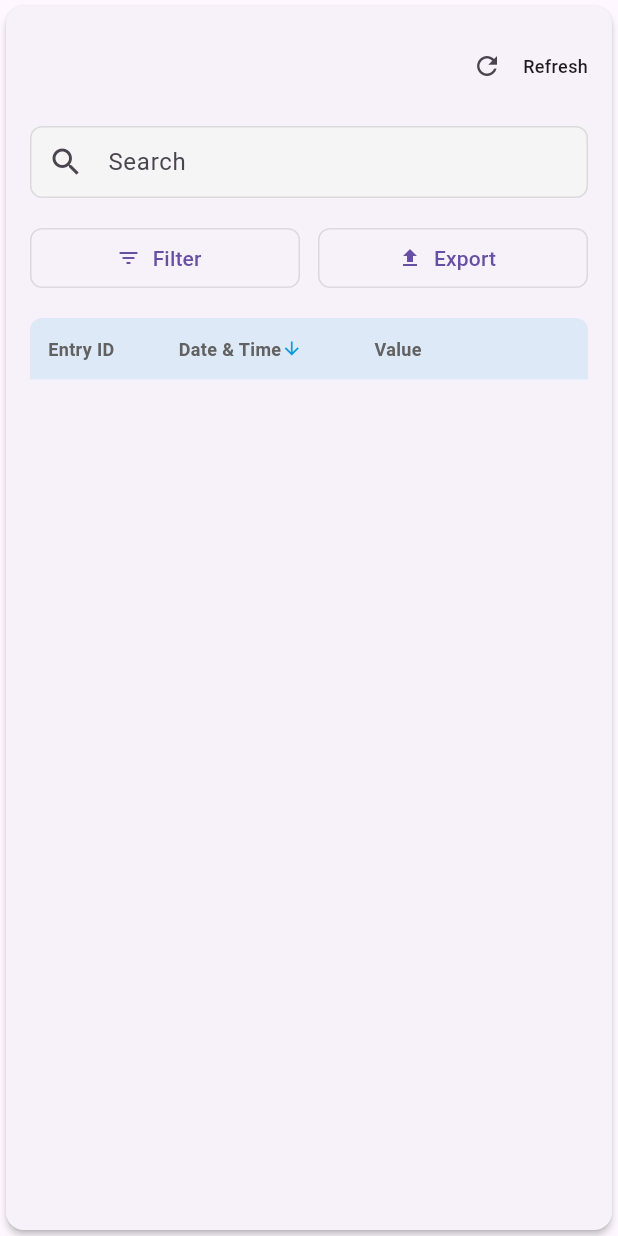
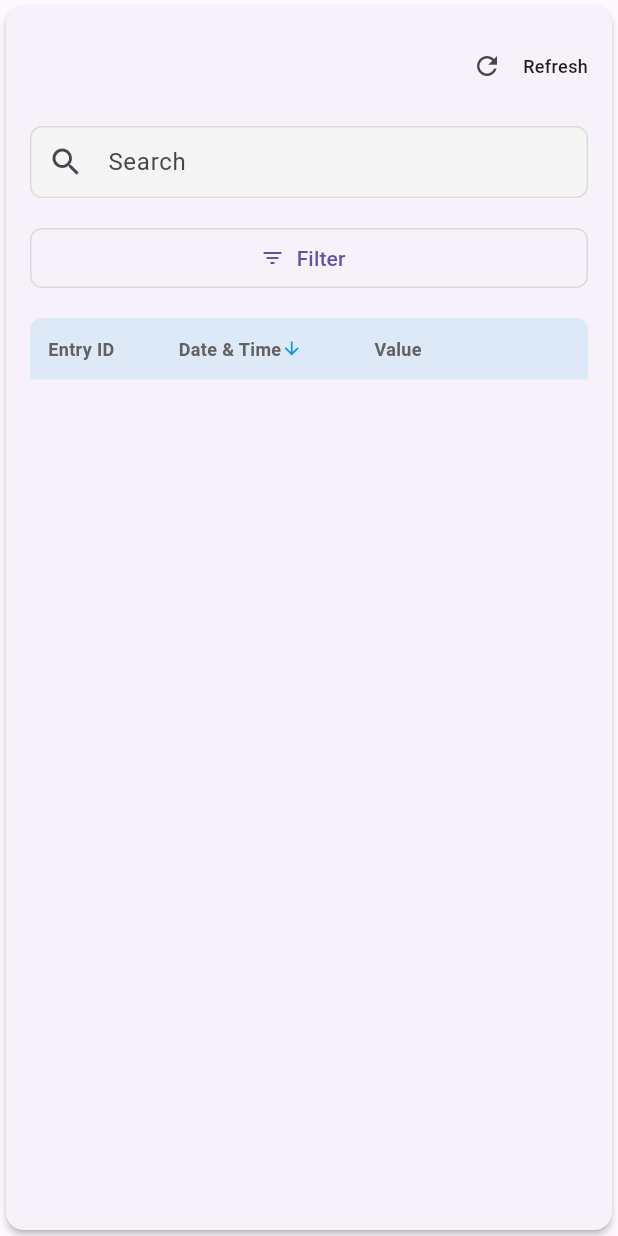
Before and after one commit to yongNotgio/diatrack1, a Flutter app: the MetricsTable widget shown alone on an empty page, opened directly with empty values, on a phone screen of 412 x 824 dp. Run offline on Flutter 3.47's test engine with Material 3 defaults, Android fonts, the phone set to English and light mode, and no system bars; our stand-ins replace dotted_border, fl_chart, flutter_dotenv, image_picker, shared_preferences, supabase_flutter; accounts and stored records are empty.

Commit message:
Add search filter to health metrics history tables
Introduced a search filter for health metrics history, allowing users to filter entries by date, glucose, blood pressure, pulse rate, or risk classification. Removed the unused export button from both health_metrics_history and metrics_table widgets. Also updated risk classification display to uppercase in overview cards.

```diff
--- a/diatrack1/lib/widgets/metrics_table.dart
+++ b/diatrack1/lib/widgets/metrics_table.dart
@@ -224,22 +224,6 @@ class _MetricsTableState extends State<MetricsTable> {
                     },
                     icon: const Icon(Icons.filter_list, size: 16),
                     label: const Text('Filter'),
-                    style: OutlinedButton.styleFrom(
-                      side: BorderSide(color: Colors.grey.withOpacity(0.3)),
-                      shape: RoundedRectangleBorder(
-                        borderRadius: BorderRadius.circular(8),
-                      ),
-                    ),
-                  ),
-                ),
-                const SizedBox(width: 12),
-                Expanded(
-                  child: OutlinedButton.icon(
-                    onPressed: () {
-                      // TODO: Implement export functionality
-                    },
-                    icon: const Icon(Icons.upload, size: 16),
-                    label: const Text('Export'),
                     style: OutlinedButton.styleFrom(
                       side: BorderSide(color: Colors.grey.withOpacity(0.3)),
                       shape: RoundedRectangleBorder(
--- a/diatrack1/lib/widgets/overview_cards.dart
+++ b/diatrack1/lib/widgets/overview_cards.dart
@@ -50,7 +50,7 @@ class OverviewCards extends StatelessWidget {
         ),
         _OverviewCard(
           title: 'Risk\nClassification',
-          value: riskClassification,
+          value: riskClassification.toUpperCase(),
           unit: 'Surgical Risk',
           color: const Color(0xFF7619AC),
           backgroundColor: const Color(0xFFF6E5FF),
```
Also changed, not shown: diatrack1/lib/screens/health_metrics_history.dart (+35 -43 lines), diatrack1/pubspec.lock.
